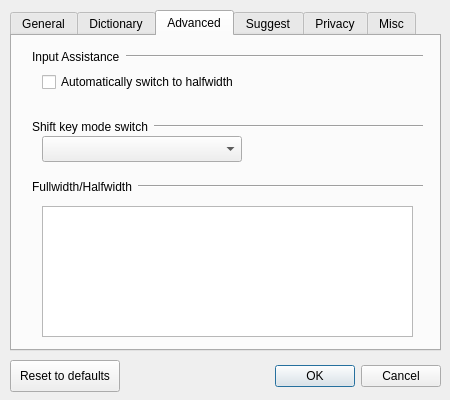
Before: the Qt Designer form src/gui/config_dialog/config_dialog.ui in niw/mozc, drawn with Qt 5.
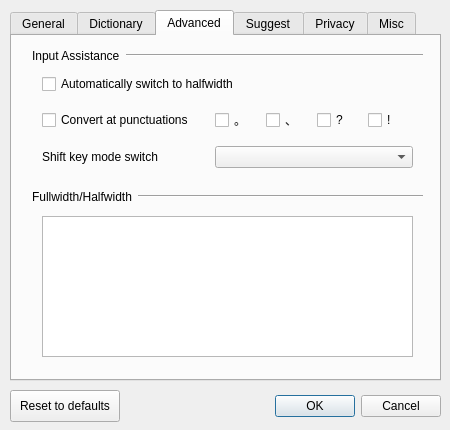
After: the same form once the commit is applied. The open tabs and pages were chosen to show the change. Custom widgets are drawn as their Qt base class.

Patch:
```diff
--- a/src/gui/config_dialog/config_dialog.ui
+++ b/src/gui/config_dialog/config_dialog.ui
@@ -7,7 +7,7 @@
     <x>0</x>
     <y>0</y>
     <width>450</width>
-    <height>400</height>
+    <height>430</height>
    </rect>
   </property>
   <property name="sizePolicy">
@@ -19,13 +19,13 @@
   <property name="minimumSize">
    <size>
     <width>450</width>
-    <height>400</height>
+    <height>430</height>
    </size>
   </property>
   <property name="maximumSize">
    <size>
     <width>450</width>
-    <height>400</height>
+    <height>430</height>
    </size>
   </property>
   <property name="windowTitle">
@@ -37,7 +37,7 @@
      <x>0</x>
      <y>0</y>
      <width>451</width>
-     <height>401</height>
+     <height>431</height>
     </rect>
    </property>
    <widget class="QTabWidget" name="configDialogTabWidget">
@@ -46,7 +46,7 @@
       <x>10</x>
       <y>10</y>
       <width>431</width>
-      <height>341</height>
+      <height>371</height>
      </rect>
     </property>
     <property name="currentIndex">
@@ -514,9 +514,9 @@
       <property name="geometry">
        <rect>
         <x>30</x>
-        <y>170</y>
+        <y>180</y>
         <width>371</width>
-        <height>131</height>
+        <height>141</height>
        </rect>
       </property>
      </widget>
@@ -526,7 +526,7 @@
         <x>20</x>
         <y>10</y>
         <width>391</width>
-        <height>21</height>
+        <height>20</height>
        </rect>
       </property>
       <layout class="QHBoxLayout" name="horizontalLayout_4">
@@ -556,7 +556,7 @@
       <property name="geometry">
        <rect>
         <x>20</x>
-        <y>140</y>
+        <y>150</y>
         <width>391</width>
         <height>21</height>
        </rect>
@@ -589,68 +589,96 @@
        <rect>
         <x>30</x>
         <y>30</y>
-        <width>361</width>
-        <height>32</height>
+        <width>371</width>
+        <height>111</height>
        </rect>
       </property>
-      <layout class="QHBoxLayout" name="horizontalLayout_7">
-       <item>
+      <layout class="QGridLayout" name="gridLayout_9">
+       <item row="0" column="0" colspan="7">
         <widget class="QCheckBox" name="useAutoImeTurnOff">
          <property name="text">
           <string>Automatically switch to halfwidth</string>
          </property>
         </widget>
        </item>
-      </layout>
-     </widget>
-     <widget class="QWidget" name="horizontalLayoutWidget_7">
-      <property name="geometry">
-       <rect>
-        <x>20</x>
-        <y>80</y>
-        <width>391</width>
-        <height>21</height>
-       </rect>
-      </property>
-      <layout class="QHBoxLayout" name="horizontalLayout_5">
-       <item>
+       <item row="2" column="0" colspan="3">
         <widget class="QLabel" name="autoCorrectionLable_3">
          <property name="text">
           <string>Shift key mode switch</string>
          </property>
         </widget>
        </item>
-       <item>
-        <widget class="Line" name="autoCorrectionLine_3">
-         <property name="sizePolicy">
-          <sizepolicy hsizetype="MinimumExpanding" vsizetype="Fixed">
-           <horstretch>0</horstretch>
-           <verstretch>0</verstretch>
-          </sizepolicy>
+       <item row="2" column="3" colspan="4">
+        <widget class="QComboBox" name="shiftKeyModeSwitchComboBox">
+         <property name="minimumSize">
+          <size>
+           <width>150</width>
+           <height>0</height>
+          </size>
          </property>
-         <property name="orientation">
-          <enum>Qt::Horizontal</enum>
+        </widget>
+       </item>
+       <item row="1" column="4">
+        <widget class="QCheckBox" name="toutenCheckBox">
+         <property name="maximumSize">
+          <size>
+           <width>45</width>
+           <height>16777215</height>
+          </size>
+         </property>
+         <property name="text">
+          <string>、</string>
+         </property>
+        </widget>
+       </item>
+       <item row="1" column="5">
+        <widget class="QCheckBox" name="questionMarkCheckBox">
+         <property name="maximumSize">
+          <size>
+           <width>45</width>
+           <height>16777215</height>
+          </size>
+         </property>
+         <property name="text">
+          <string>?</string>
+         </property>
+        </widget>
+       </item>
+       <item row="1" column="0" colspan="3">
+        <widget class="QCheckBox" name="useAutoConversion">
+         <property name="text">
+          <string>Convert at punctuations</string>
+         </property>
+        </widget>
+       </item>
+       <item row="1" column="3">
+        <widget class="QCheckBox" name="kutenCheckBox">
+         <property name="maximumSize">
+          <size>
+           <width>45</width>
+           <height>16777215</height>
+          </size>
+         </property>
+         <property name="text">
+          <string>。</string>
+         </property>
+        </widget>
+       </item>
+       <item row="1" column="6">
+        <widget class="QCheckBox" name="exclamationMarkCheckBox">
+         <property name="maximumSize">
+          <size>
+           <width>45</width>
+           <height>16777215</height>
+          </size>
+         </property>
+         <property name="text">
+          <string>!</string>
          </property>
         </widget>
        </item>
       </layout>
      </widget>
-     <widget class="QComboBox" name="shiftKeyModeSwitchComboBox">
-      <property name="geometry">
-       <rect>
-        <x>30</x>
-        <y>100</y>
-        <width>200</width>
-        <height>26</height>
-       </rect>
-      </property>
-      <property name="minimumSize">
-       <size>
-        <width>150</width>
-        <height>0</height>
-       </size>
-      </property>
-     </widget>
     </widget>
     <widget class="QWidget" name="suggestionsTab">
      <attribute name="title">
@@ -1235,7 +1263,7 @@
     <property name="geometry">
      <rect>
       <x>10</x>
-      <y>360</y>
+      <y>390</y>
       <width>431</width>
       <height>32</height>
      </rect>
```
Left out of the diff: 47 changed lines with no effect on the pictures.
